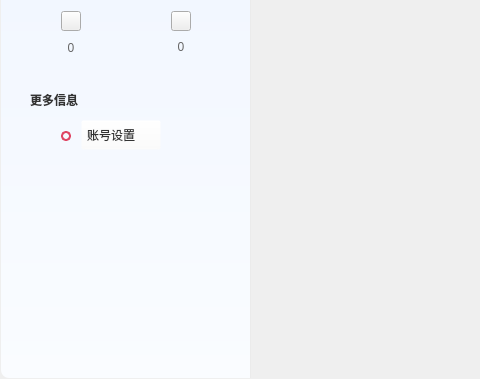
Above: src/ZcloudEntCenter/UserCenterWidget.ui from gispda/ZcloudDesk before the change; both pictures show x 0 to 480 and y 241 to 620 of the 1002 by 620 pixel window. Below: the same form after it.
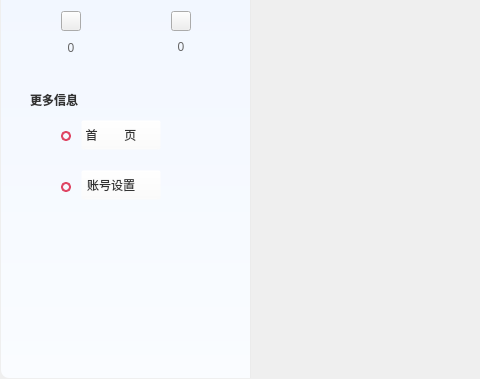
That is the form after the change. Icons and pictures are not drawn. Custom widgets are drawn as their Qt base class.

Commit message: infor center fill data

```diff
--- a/src/ZcloudEntCenter/UserCenterWidget.ui
+++ b/src/ZcloudEntCenter/UserCenterWidget.ui
@@ -371,7 +371,7 @@
          <string/>
         </property>
        </widget>
-       <widget class="QPushButton" name="pushButtonAcc">
+       <widget class="QPushButton" name="mainButton">
         <property name="geometry">
          <rect>
           <x>80</x>
@@ -406,7 +406,7 @@
 QPushButton:hover,pressed{ background-color:rgba(255,255,255,0);font: 14px &quot;微软雅黑&quot;;color:rgba(31,139,237,1);}</string>
         </property>
         <property name="text">
-         <string>账号设置</string>
+         <string>首        页</string>
         </property>
         <property name="shortcut">
          <string>Ctrl+S, Esc</string>
@@ -583,6 +583,82 @@
          <bool>true</bool>
         </property>
        </widget>
+       <widget class="QLabel" name="labelEntInfo_2">
+        <property name="geometry">
+         <rect>
+          <x>60</x>
+          <y>422</y>
+          <width>10</width>
+          <height>10</height>
+         </rect>
+        </property>
+        <property name="sizePolicy">
+         <sizepolicy hsizetype="Fixed" vsizetype="Fixed">
+          <horstretch>0</horstretch>
+          <verstretch>0</verstretch>
+         </sizepolicy>
+        </property>
+        <property name="minimumSize">
+         <size>
+          <width>10</width>
+          <height>10</height>
+         </size>
+        </property>
+        <property name="maximumSize">
+         <size>
+          <width>10</width>
+          <height>10</height>
+         </size>
+        </property>
+        <property name="styleSheet">
+         <string notr="true">border:2px solid rgba(223,70,100,1);
+border-radius:5px;</string>
+        </property>
+        <property name="text">
+         <string/>
+        </property>
+       </widget>
+       <widget class="QPushButton" name="pushButtonAcc">
+        <property name="geometry">
+         <rect>
+          <x>80</x>
+          <y>410</y>
+          <width>80</width>
+          <height>30</height>
+         </rect>
+        </property>
+        <property name="sizePolicy">
+         <sizepolicy hsizetype="Preferred" vsizetype="Fixed">
+          <horstretch>0</horstretch>
+          <verstretch>0</verstretch>
+         </sizepolicy>
+        </property>
+        <property name="minimumSize">
+         <size>
+          <width>57</width>
+          <height>30</height>
+         </size>
+        </property>
+        <property name="maximumSize">
+         <size>
+          <width>570</width>
+          <height>30</height>
+         </size>
+        </property>
+        <property name="layoutDirection">
+         <enum>Qt::LeftToRight</enum>
+        </property>
+        <property name="styleSheet">
+         <string notr="true">QPushButton{background-color:rgba(255,255,255,0);font: 14px &quot;微软雅黑&quot;;color:rgba(51, 51, 51, 1);padding-left:-20px;}
+QPushButton:hover,pressed{ background-color:rgba(255,255,255,0);font: 14px &quot;微软雅黑&quot;;color:rgba(31,139,237,1);}</string>
+        </property>
+        <property name="text">
+         <string>账号设置</string>
+        </property>
+        <property name="shortcut">
+         <string>Ctrl+S, Esc</string>
+        </property>
+       </widget>
       </widget>
      </item>
      <item>
```
The commit also changes 22 other files.
